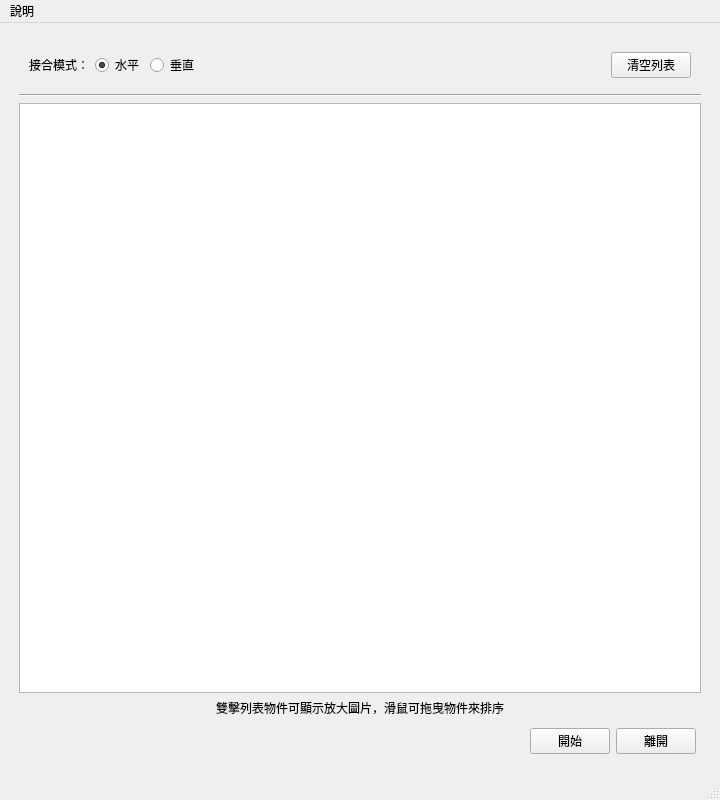
Old version of the form QT_file/MainWindow.ui in the repository scbmark/image_stitcher.
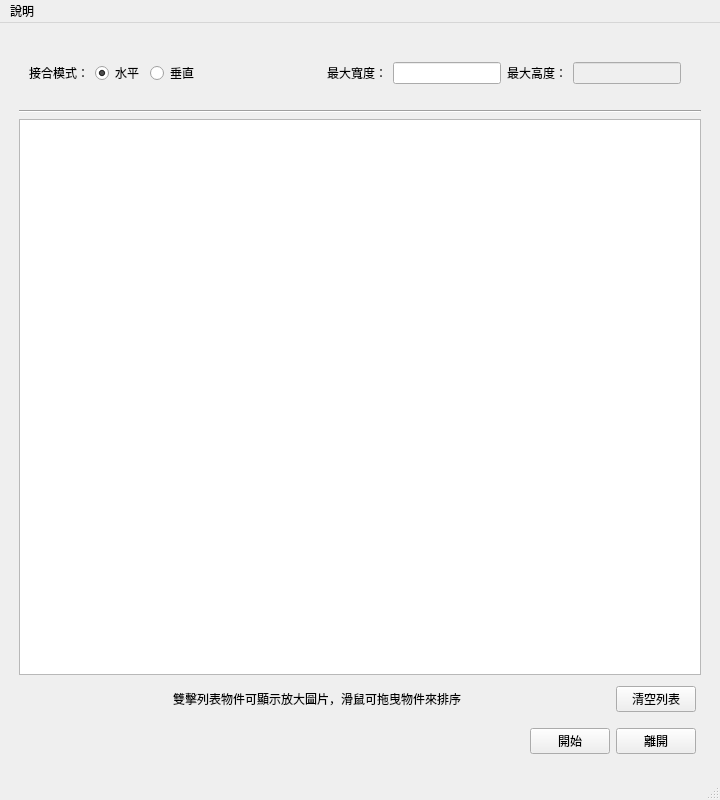
New version of the form. Icons and pictures are not drawn.

```diff
--- a/QT_file/MainWindow.ui
+++ b/QT_file/MainWindow.ui
@@ -97,7 +97,7 @@
          </layout>
         </item>
         <item>
-         <spacer name="horizontalSpacer">
+         <spacer name="horizontalSpacer_3">
           <property name="orientation">
            <enum>Qt::Horizontal</enum>
           </property>
@@ -110,18 +110,44 @@
          </spacer>
         </item>
         <item>
-         <widget class="QPushButton" name="clear_list_btn">
-          <property name="toolTip">
-           <string>清空列表的物件</string>
+         <layout class="QHBoxLayout" name="horizontalLayout_3">
+          <property name="leftMargin">
+           <number>10</number>
           </property>
-          <property name="text">
-           <string>清空列表</string>
+          <property name="topMargin">
+           <number>10</number>
           </property>
-          <property name="icon">
-           <iconset resource="../resources_rc.qrc">
-            <normaloff>:/statics/clear_all.svg</normaloff>:/statics/clear_all.svg</iconset>
+          <property name="rightMargin">
+           <number>10</number>
           </property>
-         </widget>
+          <property name="bottomMargin">
+           <number>10</number>
+          </property>
+          <item>
+           <widget class="QLabel" name="max_width_lb">
+            <property name="text">
+             <string>最大寬度：</string>
+            </property>
+           </widget>
+          </item>
+          <item>
+           <widget class="QLineEdit" name="max_width_value"/>
+          </item>
+          <item>
+           <widget class="QLabel" name="max_heigth_lb">
+            <property name="text">
+             <string>最大高度：</string>
+            </property>
+           </widget>
+          </item>
+          <item>
+           <widget class="QLineEdit" name="max_heigth_value">
+            <property name="enabled">
+             <bool>false</bool>
+            </property>
+           </widget>
+          </item>
+         </layout>
         </item>
        </layout>
       </item>
@@ -167,14 +193,70 @@
        </widget>
       </item>
       <item>
-       <widget class="QLabel" name="item_list_info_lb">
-        <property name="text">
-         <string>雙擊列表物件可顯示放大圖片，滑鼠可拖曳物件來排序</string>
+       <layout class="QHBoxLayout" name="horizontalLayout">
+        <property name="leftMargin">
+         <number>5</number>
         </property>
-        <property name="alignment">
-         <set>Qt::AlignCenter</set>
+        <property name="topMargin">
+         <number>5</number>
         </property>
-       </widget>
+        <property name="rightMargin">
+         <number>5</number>
+        </property>
+        <property name="bottomMargin">
+         <number>5</number>
+        </property>
+        <item>
+         <spacer name="horizontalSpacer">
+          <property name="orientation">
+           <enum>Qt::Horizontal</enum>
+          </property>
+          <property name="sizeHint" stdset="0">
+           <size>
+            <width>40</width>
+            <height>20</height>
+           </size>
+          </property>
+         </spacer>
+        </item>
+        <item>
+         <widget class="QLabel" name="item_list_info_lb">
+          <property name="text">
+           <string>雙擊列表物件可顯示放大圖片，滑鼠可拖曳物件來排序</string>
+          </property>
+          <property name="alignment">
+           <set>Qt::AlignCenter</set>
+          </property>
+         </widget>
+        </item>
+        <item>
+         <spacer name="horizontalSpacer_4">
+          <property name="orientation">
+           <enum>Qt::Horizontal</enum>
+          </property>
+          <property name="sizeHint" stdset="0">
+           <size>
+            <width>40</width>
+            <height>20</height>
+           </size>
+          </property>
+         </spacer>
+        </item>
+        <item>
+         <widget class="QPushButton" name="clear_list_btn">
+          <property name="toolTip">
+           <string>清空列表的物件</string>
+          </property>
+          <property name="text">
+           <string>清空列表</string>
+          </property>
+          <property name="icon">
+           <iconset resource="../resources_rc.qrc">
+            <normaloff>:/statics/clear_all.svg</normaloff>:/statics/clear_all.svg</iconset>
+          </property>
+         </widget>
+        </item>
+       </layout>
       </item>
       <item>
        <layout class="QHBoxLayout" name="h_button_layout">
```
Left out of the diff: 9 changed lines with no effect on the pictures.
